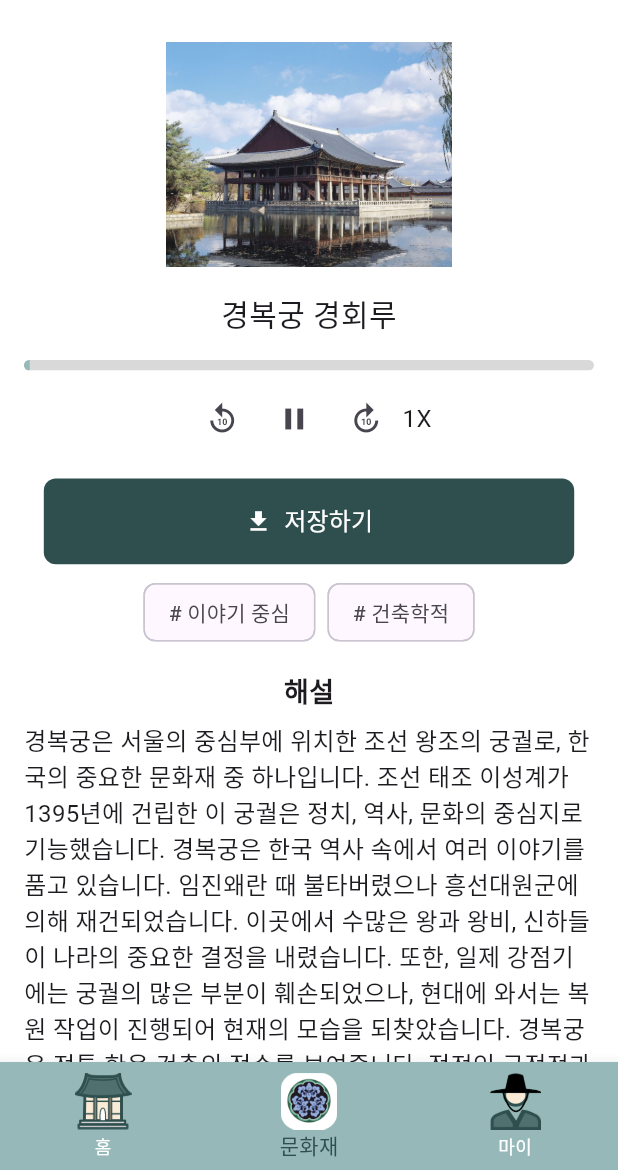
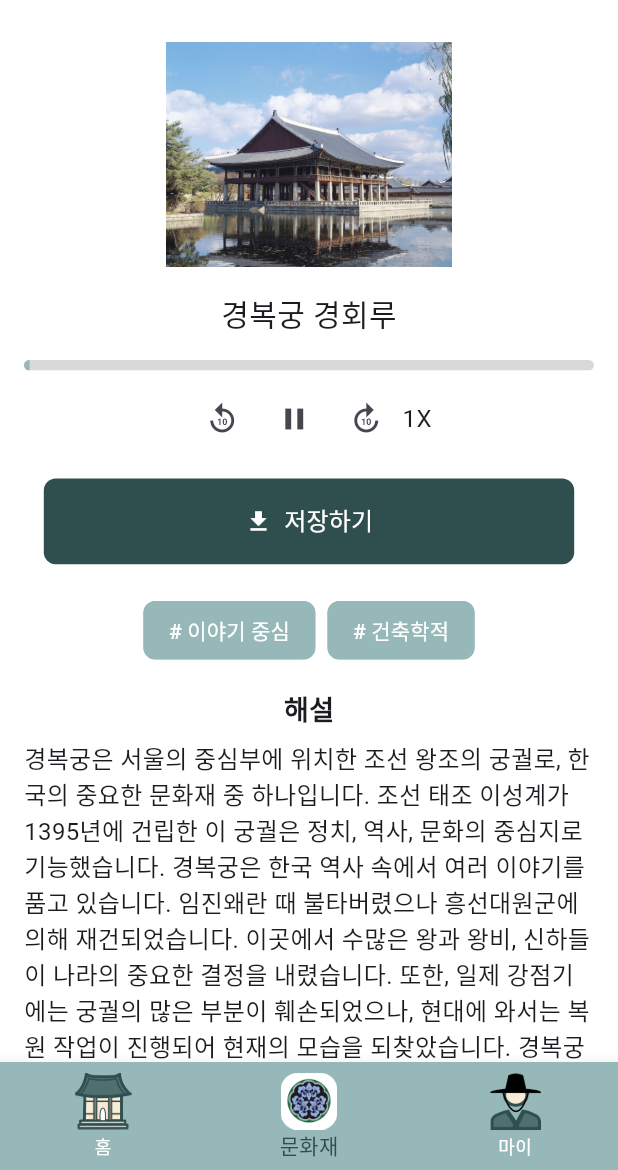
Before and after one commit to qkrtnwjd4212/sw_univ_digital_competition, a Flutter app: the PlayExplanationScreen screen opened directly, on a phone screen of 412 x 824 dp, the part 66-1236 px from its top. Run offline on Flutter 3.47's test engine with Material 3 defaults, Android fonts, the phone set to English and light mode, and no system bars; our stand-ins replace carousel_slider, firebase_core, flutter_dotenv, geolocator, get, google_sign_in and 1 more; missing offline and left inert: flutter_naver_login, flutter_naver_map, xml2json; accounts and stored records are empty; network calls fail.

Commit message:
feat/#18/해설 생성, 재생 페이지 UI 수정

```diff
--- a/lib/screen/Heritage/HeritageListPage.dart
+++ b/lib/screen/Heritage/HeritageListPage.dart
@@ -210,6 +210,7 @@ class _HeritageListPageState extends State<HeritageListPage> {
                           contentPadding: EdgeInsets.fromLTRB(10, 10, 5, 10),
                       ),
                       isExpanded: true,
+                      dropdownColor: Colors.white,
                       value: _selectedRegion ?? '',
                       items: _regions.entries.map((entry) {
                         return DropdownMenuItem<String>(
@@ -245,6 +246,7 @@ class _HeritageListPageState extends State<HeritageListPage> {
 
                       ),
                       value: _selectedCategory ?? '',
+                      dropdownColor: Colors.white,
                       hint: Text('분류'),
                       items: _categories.entries.map((entry) {
                         return DropdownMenuItem<String>(
--- a/lib/screen/docent_chat/play_explanation.dart
+++ b/lib/screen/docent_chat/play_explanation.dart
@@ -142,15 +142,31 @@ class _PlayExplanationScreenState extends State<PlayExplanationScreen> {
                 ),
               ),
             ),
-            SizedBox(height: 8),
+            SizedBox(height: 20),
             Wrap(
               spacing: 8.0,
               children: [
                 Chip(
-                  label: Text('# 이야기 중심'),
+                  backgroundColor: colorPallet.light_green,
+                  label: Text('# 이야기 중심', style: TextStyle(color: Colors.white)),
+                  shape: RoundedRectangleBorder(
+                    borderRadius: BorderRadius.circular(8.0), // 둥글기의 정도를 설정
+                    side: BorderSide(
+                      color: colorPallet.light_green, // 외곽선 색상을 colorPallet.light_green으로 설정
+                      width: 1.0,
+                    ),
+                  ),
                 ),
                 Chip(
-                  label: Text('# 건축학적'),
+                  backgroundColor: colorPallet.light_green,
+                  label: Text('# 건축학적', style: TextStyle(color: Colors.white)),
+                  shape: RoundedRectangleBorder(
+                    borderRadius: BorderRadius.circular(8.0), // 둥글기의 정도를 설정
+                    side: BorderSide(
+                      color: colorPallet.light_green, // 외곽선 색상을 colorPallet.light_green으로 설정
+                      width: 1.0,
+                    ),
+                  ),
                 ),
               ],
             ),
```
Also changed, not shown: lib/screen/docent_chat/generate_explanation.dart (+18 -3 lines), lib/screen/mypage/mypage_downloads.dart (+8 -16 lines).
